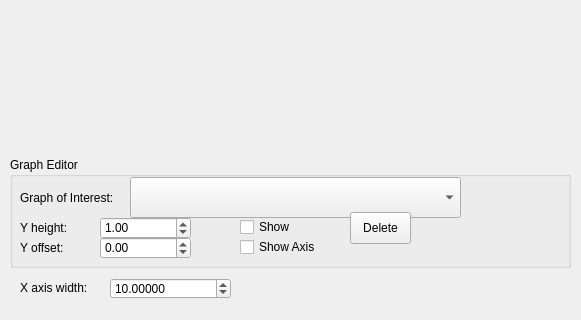
This is src/WhiskerToolbox/AnalogViewer/analog_viewer.ui in paulmthompson/WhiskerToolbox as Qt 5 draws it before an edit; both pictures show x 0 to 581 and y 223 to 543 of the 581 by 543 pixel window. The edited form follows.
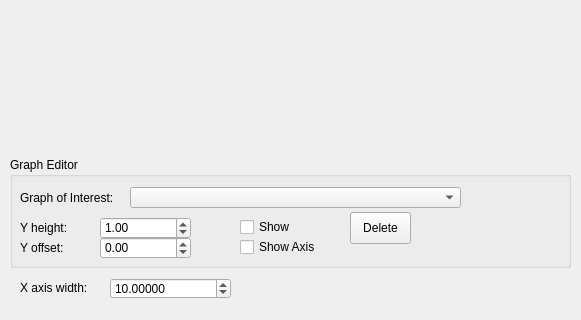
This is the edited form. Custom widgets are drawn as their Qt base class.

Commit message: Adjust spacing in ui

```diff
--- a/src/WhiskerToolbox/AnalogViewer/analog_viewer.ui
+++ b/src/WhiskerToolbox/AnalogViewer/analog_viewer.ui
@@ -39,9 +39,9 @@
     <property name="geometry">
      <rect>
       <x>120</x>
-      <y>20</y>
+      <y>30</y>
       <width>331</width>
-      <height>41</height>
+      <height>21</height>
      </rect>
     </property>
    </widget>
```
The commit also changes 3 other files.
